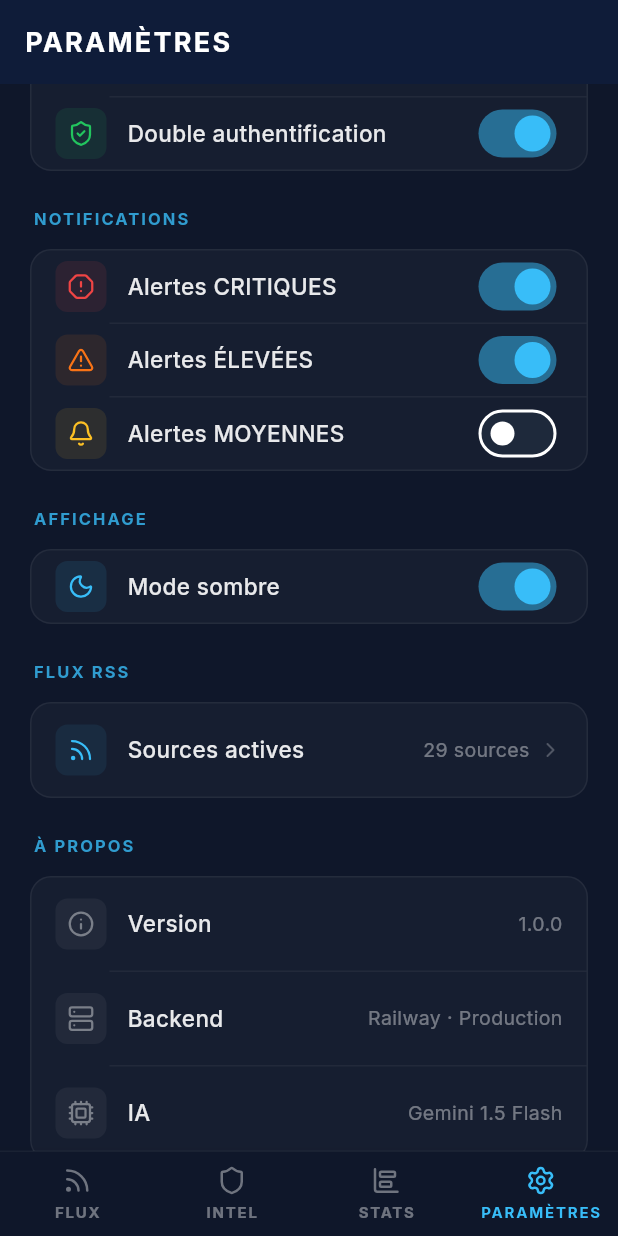
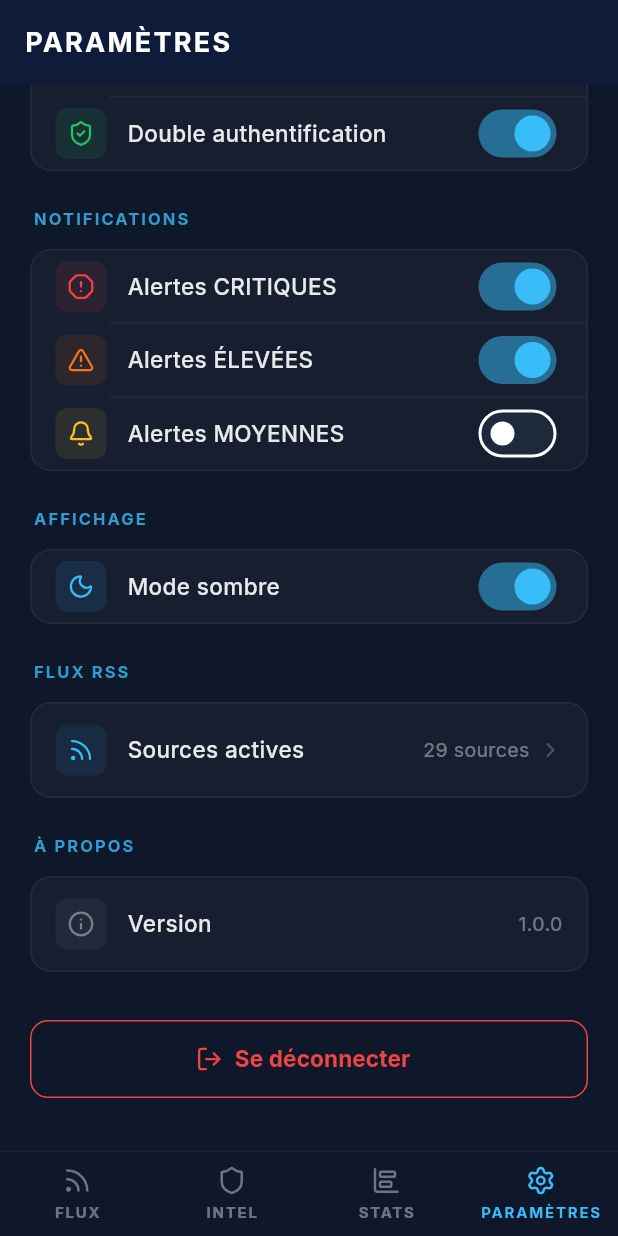
Before and after one commit to bads10/cybrief, a Flutter app: the ProfileScreen screen opened by its route, scrolled down 576 dp, on a phone screen of 412 x 824 dp. Run offline on Flutter 3.47's test engine with Material 3 defaults, Android fonts, the phone set to English and light mode, and no system bars; our stand-ins replace google_fonts, lucide_icons_flutter, webview_flutter.

Commit message:
fix: keep only version in about section
Co-Authored-By: Claude Sonnet 4.6 <noreply@anthropic.com>

```diff
--- a/lib/screens/profile_screen.dart
+++ b/lib/screens/profile_screen.dart
@@ -98,10 +98,6 @@ class _ProfileScreenState extends State<ProfileScreen> {
             _buildSectionHeader('À PROPOS'),
             _buildCard([
               _buildInfoRow(LucideIcons.info, 'Version', '1.0.0'),
-              _buildDivider(),
-              _buildInfoRow(LucideIcons.server, 'Backend', 'Railway · Production'),
-              _buildDivider(),
-              _buildInfoRow(LucideIcons.cpu, 'IA', 'Gemini 1.5 Flash'),
             ]),
             const SizedBox(height: 32),
 
```
